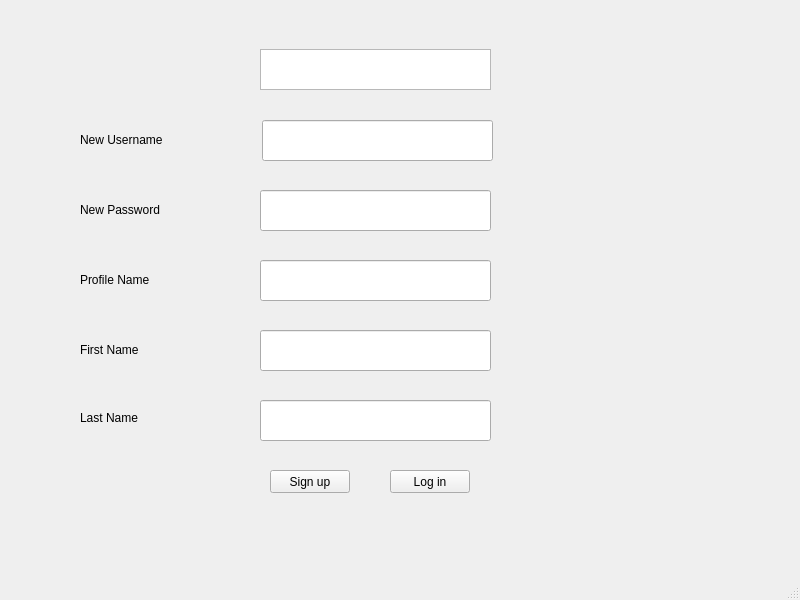
Qt form register.ui (alikargar20/messenger) before a commit.
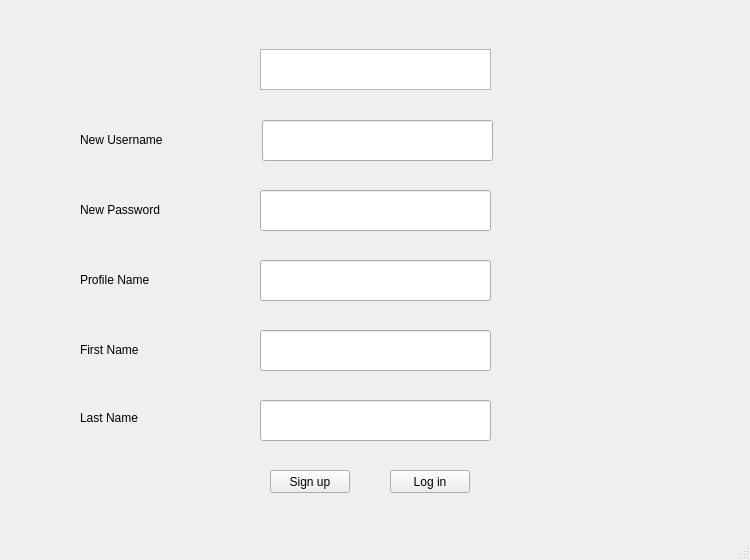
The same form after that commit.

Patch:
```diff
--- a/register.ui
+++ b/register.ui
@@ -6,8 +6,8 @@
    <rect>
     <x>0</x>
     <y>0</y>
-    <width>800</width>
-    <height>600</height>
+    <width>750</width>
+    <height>560</height>
    </rect>
   </property>
   <property name="windowTitle">
```
Left out of the diff: 6 changed lines with no effect on the pictures.
